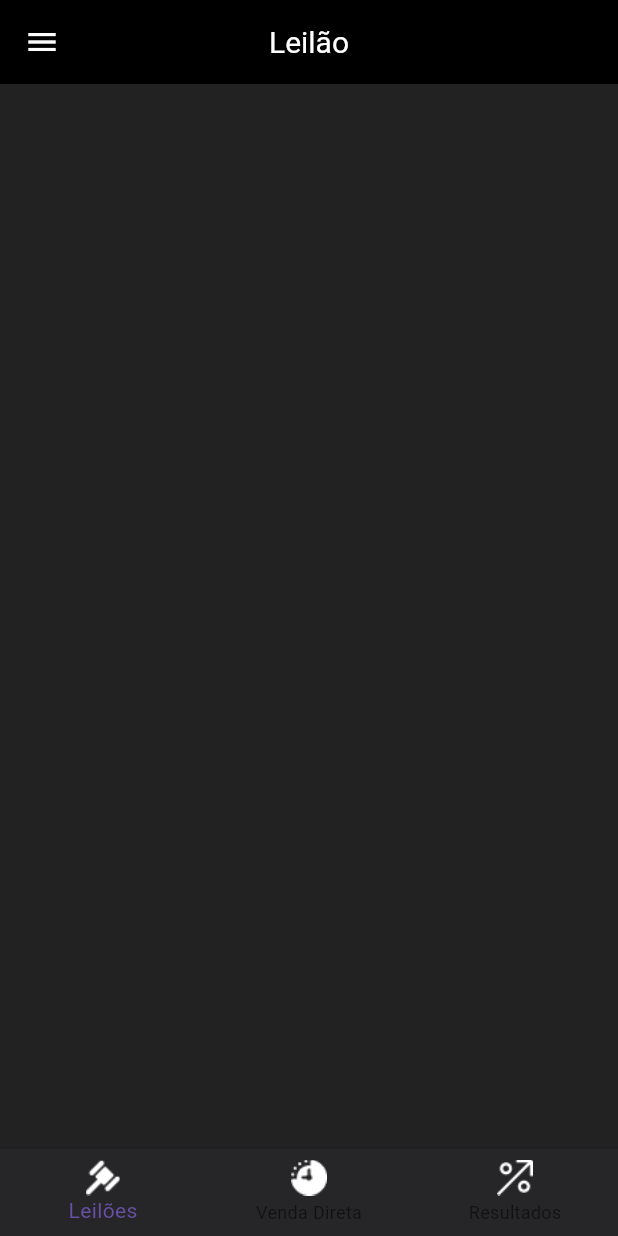
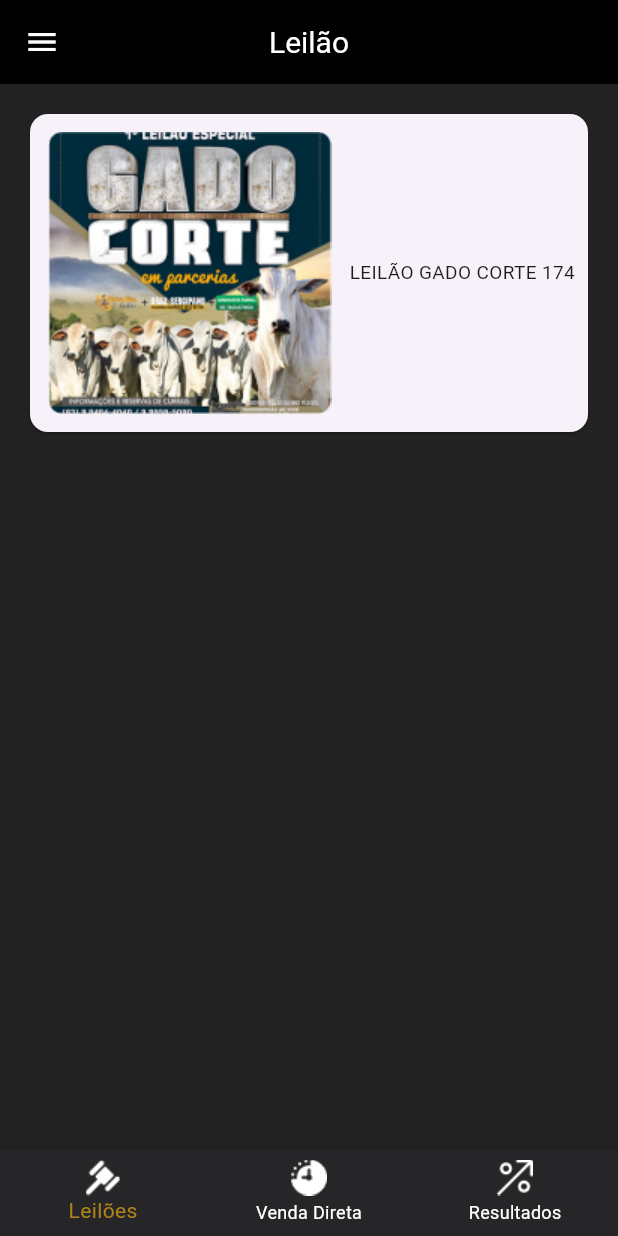
Before and after one commit to Bruno-Meireles/leilao_teste_dix, a Flutter app: the screen it shows after launch, in the side drawer, after a tap on "Leilão", on a phone screen of 412 x 824 dp. Run offline on Flutter 3.47's test engine with Material 3 defaults, Android fonts, the phone set to English and light mode, and no system bars.

Commit message:
conteudo leilao

```diff
--- a/lib/leilao.dart
+++ b/lib/leilao.dart
@@ -10,6 +10,7 @@ class Leilao extends StatefulWidget {
 }
 
 class _LeilaoState extends State<Leilao> {
+  int currentIndex = 0;
   @override
   Widget build(BuildContext context) {
     return SafeArea(
@@ -179,7 +180,29 @@ class _LeilaoState extends State<Leilao> {
             ),
           ),
         ),
+        body: Card(
+          margin: const EdgeInsets.all(20),
+          child: Row(
+            children: [
+              Padding(
+                padding: const EdgeInsets.all(12),
+                child: Image.asset("image/gadoCorte.png"),
+              ),
+              const Text(
+                "LEILÃO GADO CORTE 174",
+                style: TextStyle(fontSize: 12.68),
+              ),
+            ],
+          ),
+        ),
         bottomNavigationBar: BottomNavigationBar(
+          type: BottomNavigationBarType.fixed,
+          unselectedItemColor: AppColors.white,
+          selectedItemColor: AppColors.yellow,
+          currentIndex: currentIndex,
+          onTap: (index) => setState(
+            () => currentIndex = index,
+          ),
           backgroundColor: AppColors.appBar,
           items: const [
             BottomNavigationBarItem(
--- a/pubspec.yaml
+++ b/pubspec.yaml
@@ -36,3 +36,7 @@ flutter:
     - image/assets/icons/leiloes.png
     - image/assets/icons/resultados.png
     - image/assets/icons/settings.png
+    - image/gadoCorte.png
+    - image/assets/icons/TimeSquare.png
+    - image\assets\icons\Location.png
+    - image\leilaoGado.png
```
Also changed, not shown: image/assets/icons/Location.png (added), image/assets/icons/TimeSquare.png (added), image/assets/icons/leilaoBottom.png (added), image/assets/icons/resultadosBottom.png (added), image/assets/icons/vendaBottom.png (added), image/gadoCorte.png (added), image/leilaoGado.png (added).
